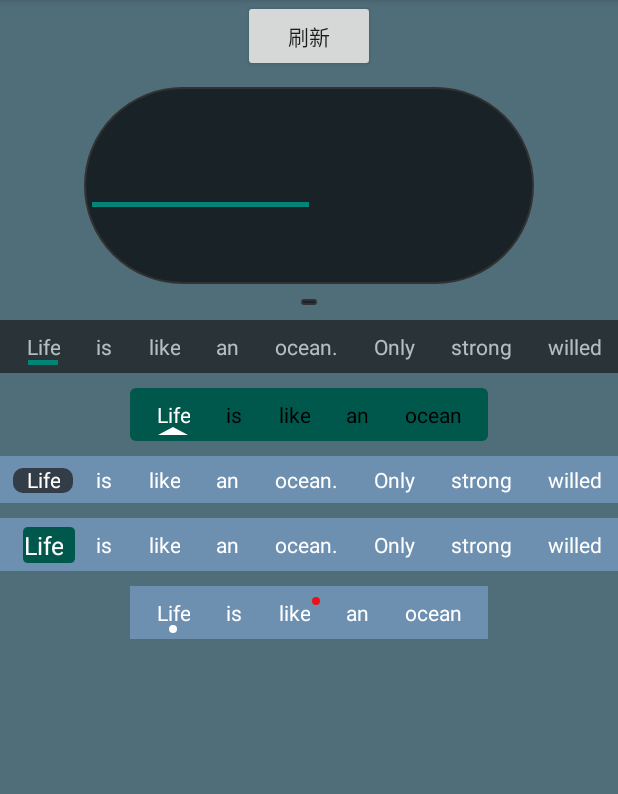
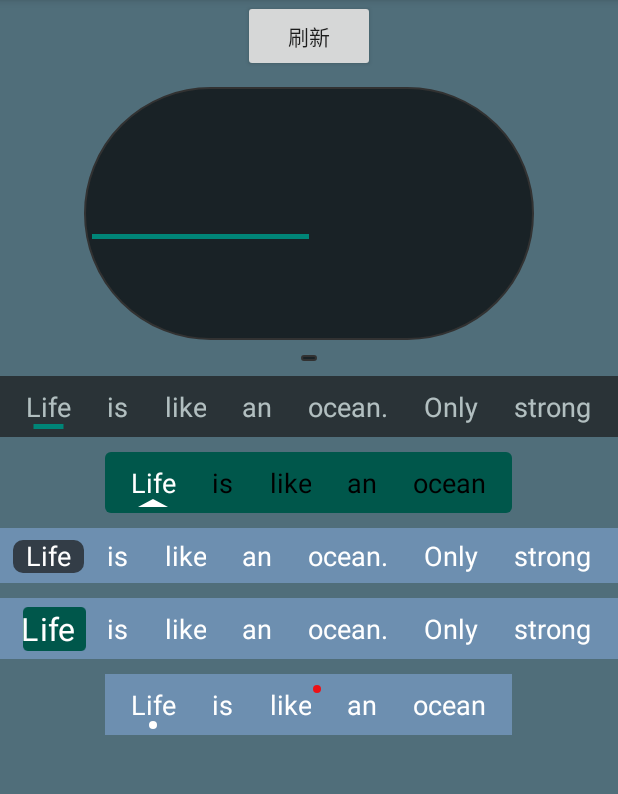
Before and after one commit to LillteZheng/FlowHelper, an Android app: the TabNoViewPagerActivity screen opened directly, with no data from a screen before it, on a phone screen of 412 x 824 dp, the part 84-878 px from its top. Run offline under Robolectric (Android 15) with nearby library versions, the phone set to English and light mode, and no system bars.

Commit message:
1.修复TabColorTextView 加粗不起作用的问题

```diff
--- a/appx/src/main/res/layout/item_color_msg.xml
+++ b/appx/src/main/res/layout/item_color_msg.xml
@@ -17,10 +17,11 @@
         android:paddingBottom="6dp"
         android:paddingStart="12dp"
         android:paddingEnd="12dp"
-        android:textSize="14sp"
+        android:textSize="18sp"
         app:colortext_default_color="@color/unselect"
         app:colortext_change_color="@color/colorAccent"
         android:gravity="center"
+        android:textStyle="bold"
         android:layout_height="wrap_content"/>
 
     <TextView
--- a/appx/src/main/res/layout/item_msg.xml
+++ b/appx/src/main/res/layout/item_msg.xml
@@ -17,7 +17,7 @@
         android:paddingBottom="6dp"
         android:paddingStart="12dp"
         android:paddingEnd="12dp"
-        android:textSize="14sp"
+        android:textSize="18sp"
         android:gravity="center"
         android:textColor="@color/unselect"
         android:layout_height="wrap_content"/>
```
Also changed, not shown: tablibx/src/main/java/com/zhengsr/tablib/view/TabColorTextView.java (+6 -2 lines), 1 other file.
